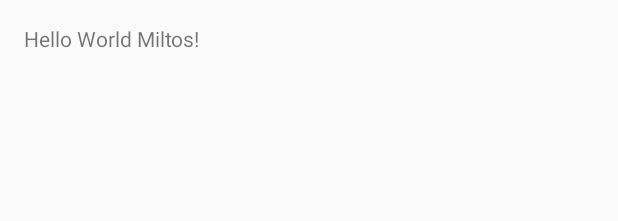
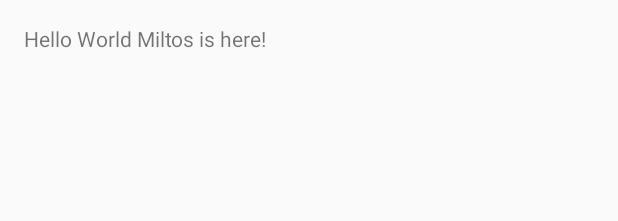
Before and after one commit to adis5330/MyApplication2, an Android app: the layout activity_main.xml on its own in the app's theme, with its tools: preview values and no code run, on a phone screen of 412 x 824 dp. Shown: the top 221 px of the screen. Run offline under Robolectric (Android 15) with nearby library versions, the phone set to English and light mode, and no system bars.

Commit message:
first commit

```diff
--- a/app/src/main/res/layout/activity_main.xml
+++ b/app/src/main/res/layout/activity_main.xml
@@ -12,5 +12,5 @@
     <TextView
         android:layout_width="wrap_content"
         android:layout_height="wrap_content"
-        android:text="Hello World Miltos!" />
+        android:text="Hello World Miltos is here!" />
 </RelativeLayout>
```
